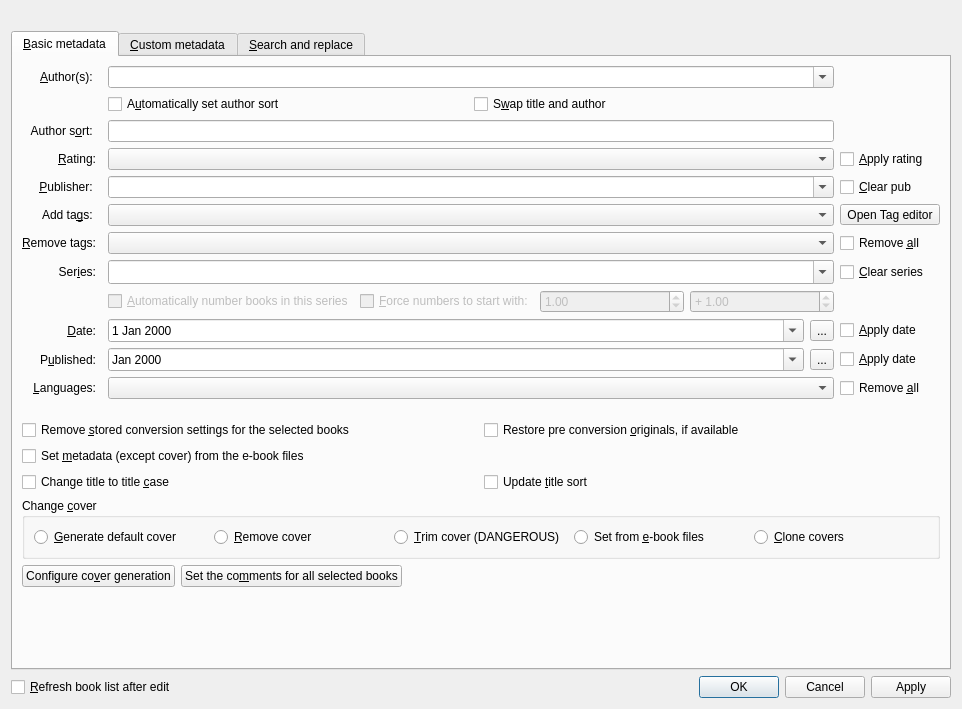
This is src/calibre/gui2/dialogs/metadata_bulk.ui in debian-calibre/calibre as Qt 5 draws it before an edit. The edited form follows.
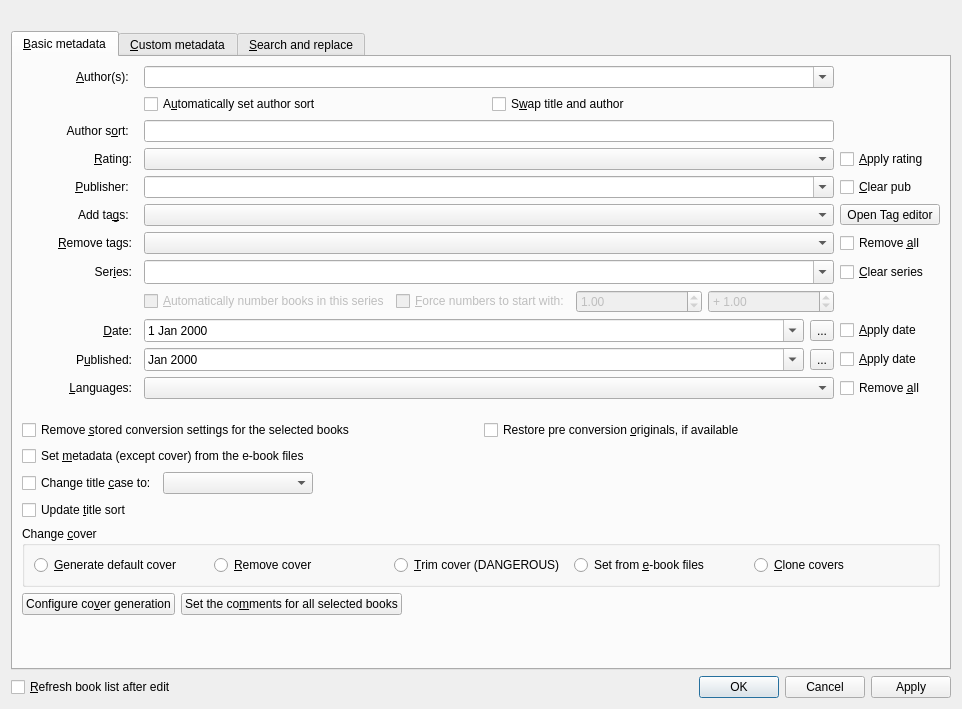
This is the edited form. Icons and pictures are not drawn. Custom widgets are drawn as their Qt base class.

Diff of the .ui file:
```diff
--- a/src/calibre/gui2/dialogs/metadata_bulk.ui
+++ b/src/calibre/gui2/dialogs/metadata_bulk.ui
@@ -70,8 +70,8 @@
        <rect>
         <x>0</x>
         <y>0</y>
-        <width>944</width>
-        <height>638</height>
+        <width>946</width>
+        <height>661</height>
        </rect>
       </property>
       <layout class="QVBoxLayout" name="verticalLayout_2">
@@ -181,7 +181,7 @@
              </property>
             </widget>
            </item>
-           <item row="18" column="0">
+           <item row="19" column="0">
             <spacer name="verticalSpacer_2">
              <property name="orientation">
               <enum>Qt::Vertical</enum>
@@ -514,7 +514,7 @@
                 <double>0.000000000000000</double>
                </property>
                <property name="maximum">
-                <double>99999.0</double>
+                <double>99999.000000000000000</double>
                </property>
                <property name="value">
                 <double>1.000000000000000</double>
@@ -589,23 +589,36 @@
 title and author are swapped before the title case is set</string>
                </property>
                <property name="text">
-                <string>Change title to title &amp;case</string>
+                <string>Change title &amp;case to:</string>
                </property>
               </widget>
              </item>
              <item>
-              <widget class="QCheckBox" name="update_title_sort">
-               <property name="toolTip">
-                <string>Update title sort based on the current title. This will be applied only after other changes to title.</string>
+              <widget class="QComboBox" name="casing_algorithm">
+               <property name="minimumSize">
+                <size>
+                 <width>150</width>
+                 <height>0</height>
+                </size>
                </property>
-               <property name="text">
-                <string>Update &amp;title sort</string>
-               </property>
               </widget>
              </item>
+             <item>
+              <spacer name="horizontalSpacer">
+               <property name="orientation">
+                <enum>Qt::Horizontal</enum>
+               </property>
+               <property name="sizeHint" stdset="0">
+                <size>
+                 <width>40</width>
+                 <height>20</height>
+                </size>
+               </property>
+              </spacer>
+             </item>
             </layout>
            </item>
-           <item row="16" column="0" colspan="4">
+           <item row="17" column="0" colspan="4">
             <widget class="QGroupBox" name="groupBox">
              <property name="title">
               <string>Change &amp;cover</string>
@@ -658,7 +671,7 @@
              </layout>
             </widget>
            </item>
-           <item row="17" column="0" colspan="4">
+           <item row="18" column="0" colspan="4">
             <layout class="QHBoxLayout" name="horizontalLayout">
              <item>
               <widget class="QPushButton" name="button_config_cover_gen">
@@ -708,6 +721,16 @@
              </property>
             </widget>
            </item>
+           <item row="16" column="0">
+            <widget class="QCheckBox" name="update_title_sort">
+             <property name="toolTip">
+              <string>Update title sort based on the current title. This will be applied only after other changes to title.</string>
+             </property>
+             <property name="text">
+              <string>Update &amp;title sort</string>
+             </property>
+            </widget>
+           </item>
           </layout>
          </widget>
          <widget class="QWidget" name="tab">
```
Left out of the diff: 66 changed lines with no effect on the pictures.
